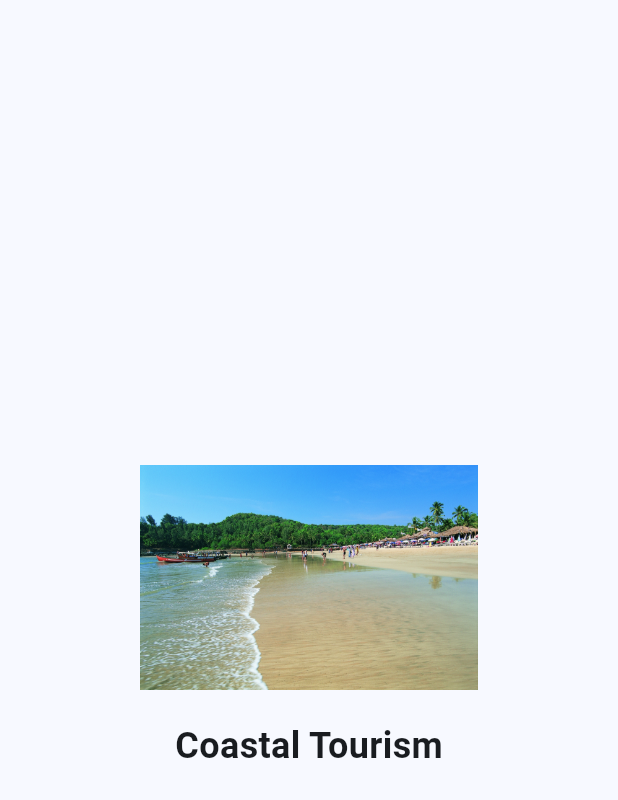
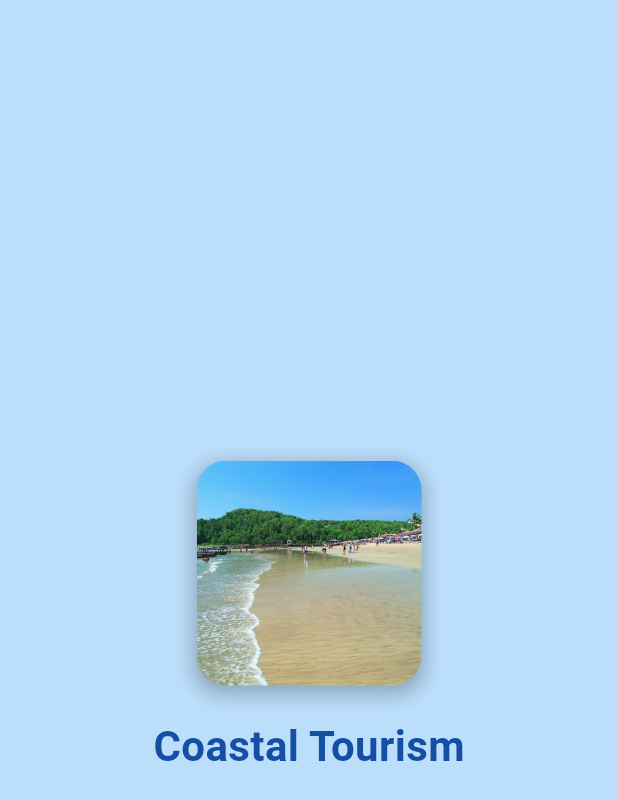
Before and after one commit to surajgujarathi/travel_tourism_app, a Flutter app: the SplashScreen screen opened directly, on a phone screen of 412 x 824 dp. Shown: the top 800 px of the screen. Run offline on Flutter 3.47's test engine with Material 3 defaults, Android fonts, the phone set to English and light mode, and no system bars; our stand-ins replace cloud_firestore, firebase_auth, firebase_core, shared_preferences; missing offline and left inert: dart:ffi; accounts and stored records are empty.

Commit message:
spalsh added

```diff
--- a/lib/Screens/splash_screen.dart
+++ b/lib/Screens/splash_screen.dart
@@ -10,46 +10,94 @@ class SplashScreen extends StatefulWidget {
   _SplashScreenState createState() => _SplashScreenState();
 }
 
-class _SplashScreenState extends State<SplashScreen> {
+class _SplashScreenState extends State<SplashScreen>
+    with SingleTickerProviderStateMixin {
+  late AnimationController _controller;
+  late Animation<double> _animation;
+
   @override
   void initState() {
     super.initState();
+
+    // Create fade-in animation
+    _controller = AnimationController(
+      vsync: this,
+      duration: const Duration(seconds: 2),
+    )..forward();
+
+    _animation = Tween<double>(begin: 0, end: 1).animate(_controller);
+
     _checkUserAndNavigate();
   }
 
   _checkUserAndNavigate() async {
-    await Future.delayed(Duration(seconds: 3));
+    await Future.delayed(const Duration(seconds: 3));
 
     SharedPreferences prefs = await SharedPreferences.getInstance();
     bool isLoggedIn = prefs.getBool('isLoggedIn') ?? false;
 
-    if (isLoggedIn) {
+    if (mounted) {
       Navigator.pushReplacement(
         context,
-        MaterialPageRoute(builder: (context) => HomeScreen()),
-      );
-    } else {
-      Navigator.pushReplacement(
-        context,
-        MaterialPageRoute(builder: (context) => LoginScreen()),
+        MaterialPageRoute(
+            builder: (context) => isLoggedIn ? HomeScreen() : LoginScreen()),
       );
     }
   }
 
   @override
+  void dispose() {
+    _controller.dispose();
+    super.dispose();
+  }
+
+  @override
   Widget build(BuildContext context) {
     return Scaffold(
+      backgroundColor:
+          Colors.blue.shade100, // Light blue background for coastal theme
       body: Center(
+        child: FadeTransition(
+          opacity: _animation,
           child: Column(
             mainAxisAlignment: MainAxisAlignment.center,
             children: [
-            Image.asset('assets/baga.jpg', height: 150), // Add your logo image
-            SizedBox(height: 20),
+              // Decorated Image with Rounded Corners & Shadow
+              Container(
+                decoration: BoxDecoration(
+                  borderRadius: BorderRadius.circular(20), // Rounded corners
+                  boxShadow: [
+                    BoxShadow(
+                      color: Colors.black26, // Soft shadow effect
+                      blurRadius: 10,
+                      spreadRadius: 2,
+                      offset: Offset(0, 4),
+                    ),
+                  ],
+                ),
+                child: ClipRRect(
+                  borderRadius:
+                      BorderRadius.circular(20), // Match border radius
+                  child: Image.asset(
+                    'assets/baga.jpg',
+                    height: 150,
+                    width: 150,
+                    fit: BoxFit.cover, // Ensures full coverage
+                  ),
+                ),
+              ),
+              const SizedBox(height: 20),
+              // Styled Text
               Text(
                 'Coastal Tourism',
-              style: TextStyle(fontSize: 24, fontWeight: FontWeight.bold),
+                style: TextStyle(
+                  fontSize: 28,
+                  fontWeight: FontWeight.bold,
+                  color: Colors.blue.shade900, // Deep blue text for contrast
+                ),
               ),
             ],
+          ),
         ),
       ),
     );
```
Lines whose indentation alone changed are shown as unchanged.
